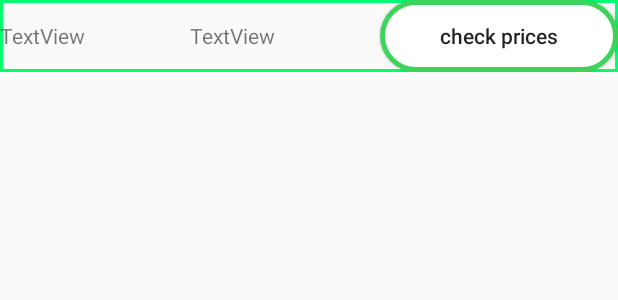
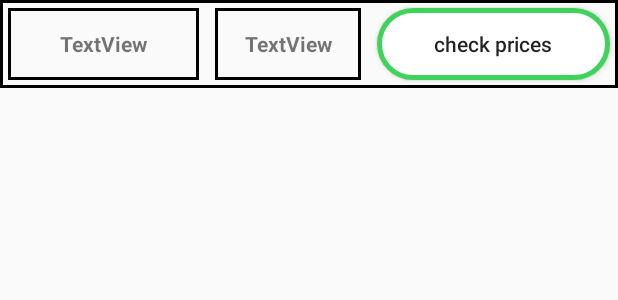
Before and after one commit to HolkerDev/Wholesale, an Android app: the layout item_order.xml on its own in the app's theme, with its tools: preview values and no code run, on a phone screen of 412 x 824 dp. Shown: the top 300 px of the screen. Run offline under Robolectric (Android 15) with nearby library versions, the phone set to English and light mode, and no system bars.

```diff
--- a/app/src/main/res/drawable/stroke.xml
+++ b/app/src/main/res/drawable/stroke.xml
@@ -1,7 +1,7 @@
 <?xml version="1.0" encoding="utf-8"?>
 <shape xmlns:android="http://schemas.android.com/apk/res/android">
 
-    <stroke android:color="#00ff6f"
+    <stroke android:color="#000000"
             android:width="2dp"/>
 
 </shape>
--- a/app/src/main/res/layout/item_order.xml
+++ b/app/src/main/res/layout/item_order.xml
@@ -12,12 +12,21 @@
             android:layout_alignParentTop="true">
         <TextView
                 android:text="TextView"
-                android:layout_width="wrap_content"
-                android:layout_height="wrap_content" android:id="@+id/tv_product_name" android:layout_weight="1"/>
+                android:layout_width="60dp"
+                android:layout_height="match_parent"
+                android:gravity="center"
+                android:background="@drawable/stroke"
+                android:id="@+id/tv_product_name"
+                android:layout_weight="1" android:layout_margin="5dp" android:textStyle="bold"/>
         <TextView
                 android:text="TextView"
-                android:layout_width="wrap_content"
-                android:layout_height="wrap_content" android:id="@+id/tv_amount_product" android:layout_weight="1"/>
+                android:layout_width="30dp"
+                android:background="@drawable/stroke"
+                android:layout_height="match_parent"
+                android:id="@+id/tv_amount_product"
+                android:gravity="center"
+                android:layout_weight="1"
+                android:layout_margin="5dp" android:textStyle="bold"/>
         <Button
                 android:text="check prices"
                 android:layout_width="wrap_content"
@@ -25,7 +34,7 @@
                 android:background="@drawable/btn_rounded_white"
                 android:id="@+id/btn_check"
                 android:layout_weight="1"
-                android:textAllCaps="false"/>
+                android:textAllCaps="false" android:layout_margin="5dp"/>
     </LinearLayout>
 
 
```
Also changed, not shown: app/src/main/java/com/dev/holker/wholesale/List.kt (+30 -35 lines).
